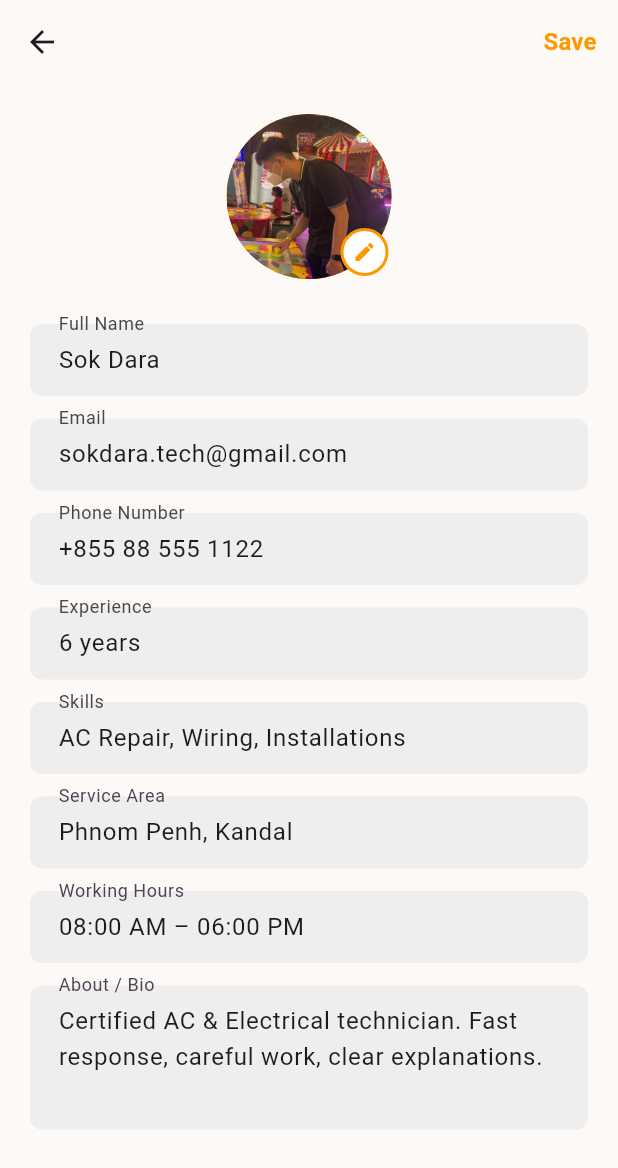
After one commit to HourLim/home_tech_fix, a Flutter app: the TechnicianProfilePage screen opened directly, after a tap on the "edit" icon, on a phone screen of 412 x 824 dp. The commit adds this screen. Shown: the top 1168 px of the screen. Run offline on Flutter 3.47's test engine with Material 3 defaults, Android fonts, the light colour scheme and no system bars; our stand-ins replace image_picker.

```diff
--- a/lib/pages/login_page.dart
+++ b/lib/pages/login_page.dart
@@ -103,7 +103,7 @@ class _LoginPageState extends State<LoginPage> {
                         ),
                         const SizedBox(height: 12),
                         const Text(
-                          "HomeTech Fix",
+                          "HomeTechFix",
                           style: TextStyle(
                             color: Colors.white,
                             fontSize: 24,
--- a/lib/pages/signup_page.dart
+++ b/lib/pages/signup_page.dart
@@ -115,7 +115,7 @@ class _SignUpPageState extends State<SignUpPage> {
                         ),
                         const SizedBox(height: 12),
                         const Text(
-                          "HomeTech Fix",
+                          "HomeTechFix",
                           style: TextStyle(
                             color: Colors.white,
                             fontSize: 24,
--- /dev/null
+++ b/lib/pages/technician/technician_profile.dart
@@ -0,0 +1,322 @@
+// lib/technician_profile.dart
+import 'dart:io';
+import 'package:flutter/material.dart';
+import 'package:image_picker/image_picker.dart';
+
+// OPTIONAL quick start:
+// void main() => runApp(const MaterialApp(home: TechnicianProfilePage(), debugShowCheckedModeBanner: false));
+
+class TechnicianProfilePage extends StatefulWidget {
+  const TechnicianProfilePage({super.key});
+
+  @override
+  State<TechnicianProfilePage> createState() => _TechnicianProfilePageState();
+}
+
+class _TechnicianProfilePageState extends State<TechnicianProfilePage> {
+  File? _profileImage;
+
+  // display-only data (technician-specific)
+  final _fullName   = TextEditingController(text: "Sok Dara");
+  final _phone      = TextEditingController(text: "+855 88 555 1122");
+  final _experience = TextEditingController(text: "6 years");
+  final _skills     = TextEditingController(text: "AC Repair, Wiring, Installations");
+  final _area       = TextEditingController(text: "Phnom Penh, Kandal");
+  final _hours      = TextEditingController(text: "08:00 AM – 06:00 PM");
+  final _bio        = TextEditingController(
+    text: "Certified AC & Electrical technician. Fast response, careful work, clear explanations.",
+  );
+
+  Widget _label(String text) => Padding(
+        padding: const EdgeInsets.only(bottom: 6),
+        child: Text(text,
+            style: const TextStyle(fontWeight: FontWeight.w600, fontSize: 13.5)),
+      );
+
+  InputDecoration _fieldDecoration() => InputDecoration(
+        filled: true,
+        fillColor: const Color(0xFFEDEDED),
+        contentPadding: const EdgeInsets.symmetric(horizontal: 12, vertical: 12),
+        border: OutlineInputBorder(
+          borderRadius: BorderRadius.circular(10),
+          borderSide: BorderSide.none,
+        ),
+      );
+
+  Widget _readonlyField({required TextEditingController controller, int maxLines = 1}) {
+    return TextField(
+      controller: controller,
+      readOnly: true,
+      showCursor: false,
+      enableInteractiveSelection: false,
+      maxLines: maxLines,
+      decoration: _fieldDecoration(),
+      onTap: () => FocusScope.of(context).unfocus(),
+    );
+  }
+
+  @override
+  Widget build(BuildContext context) {
+    final cs = Theme.of(context).colorScheme;
+
+    return Scaffold(
+      body: SafeArea(
+        child: SingleChildScrollView(
+          padding: const EdgeInsets.fromLTRB(20, 40, 20, 24),
+          child: Column(
+            crossAxisAlignment: CrossAxisAlignment.start,
+            children: [
+              // Avatar + pencil -> open editor and await result
+              Center(
+                child: Stack(
+                  children: [
+                    CircleAvatar(
+                      radius: 55,
+                      backgroundImage: _profileImage != null
+                          ? FileImage(_profileImage!)
+                          : const AssetImage('assets/profile.jpg') as ImageProvider,
+                      backgroundColor: Colors.orange.shade200,
+                    ),
+                    Positioned(
+                      right: 2,
+                      bottom: 2,
+                      child: InkWell(
+                        onTap: () async {
+                          final String? newImagePath = await Navigator.push(
+                            context,
+                            MaterialPageRoute(
+                              builder: (_) => const EditTechnicianProfileScreen(),
+                            ),
+                          );
+                          if (newImagePath != null && newImagePath.isNotEmpty) {
+                            setState(() => _profileImage = File(newImagePath));
+                          }
+                        },
+                        child: Container(
+                          padding: const EdgeInsets.all(3),
+                          decoration: BoxDecoration(
+                            color: cs.primary,
+                            borderRadius: BorderRadius.circular(12),
+                            border: Border.all(color: Colors.white, width: 2),
+                          ),
+                          child: const Icon(Icons.edit, size: 16, color: Colors.white),
+                        ),
+                      ),
+                    ),
+                  ],
+                ),
+              ),
+              const SizedBox(height: 22),
+
+              _label("Full Name"),
+              _readonlyField(controller: _fullName),
+              const SizedBox(height: 14),
+
+              _label("Phone Number"),
+              _readonlyField(controller: _phone),
+              const SizedBox(height: 14),
+
+              _label("Experience"),
+              _readonlyField(controller: _experience),
+              const SizedBox(height: 14),
+
+              _label("Skills"),
+              _readonlyField(controller: _skills),
+              const SizedBox(height: 14),
+
+              _label("Service Area"),
+              _readonlyField(controller: _area),
+              const SizedBox(height: 14),
+
+              _label("Working Hours"),
+              _readonlyField(controller: _hours),
+              const SizedBox(height: 14),
+
+              _label("About / Bio"),
+              _readonlyField(controller: _bio, maxLines: 3),
+              const SizedBox(height: 24),
+
+              Center(
+                child: FilledButton.tonal(
+                  style: FilledButton.styleFrom(
+                    backgroundColor: const Color(0xFFFF6A55),
+                    foregroundColor: Colors.white,
+                    padding: const EdgeInsets.symmetric(horizontal: 28, vertical: 12),
+                    shape: RoundedRectangleBorder(borderRadius: BorderRadius.circular(10)),
+                  ),
+                  onPressed: () {},
+                  child: const Text("Log out"),
+                ),
+              ),
+            ],
+          ),
+        ),
+      ),
+    );
+  }
+}
+
+/* ======================= EDIT PAGE (SAME FILE) ======================= */
+
+class EditTechnicianProfileScreen extends StatefulWidget {
+  const EditTechnicianProfileScreen({super.key});
+
+  @override
+  State<EditTechnicianProfileScreen> createState() => _EditTechnicianProfileScreenState();
+}
+
+class _EditTechnicianProfileScreenState extends State<EditTechnicianProfileScreen> {
+  // Editable fields (you can wire these to persist later)
+  final _fullNameController = TextEditingController(text: "Sok Dara");
+  final _emailController    = TextEditingController(text: "sokdara.tech@gmail.com");
+  final _phoneController    = TextEditingController(text: "+855 88 555 1122");
+  final _experienceCtrl     = TextEditingController(text: "6 years");
+  final _skillsCtrl         = TextEditingController(text: "AC Repair, Wiring, Installations");
+  final _areaCtrl           = TextEditingController(text: "Phnom Penh, Kandal");
+  final _hoursCtrl          = TextEditingController(text: "08:00 AM – 06:00 PM");
+  final _bioCtrl            = TextEditingController(
+    text: "Certified AC & Electrical technician. Fast response, careful work, clear explanations.",
+  );
+
+  File? _selectedImage;
+
+  Future<void> _pick(ImageSource src) async {
+    final picker = ImagePicker();
+    final XFile? x = await picker.pickImage(source: src);
+    if (x != null) setState(() => _selectedImage = File(x.path));
+  }
+
+  void _showPicker() {
+    showModalBottomSheet(
+      context: context,
+      builder: (_) => SafeArea(
+        child: Wrap(
+          children: [
+            ListTile(
+              leading: const Icon(Icons.photo_library),
+              title: const Text('Choose from Gallery'),
+              onTap: () {
+                Navigator.pop(context);
+                _pick(ImageSource.gallery);
+              },
+            ),
+            ListTile(
+              leading: const Icon(Icons.camera_alt),
+              title: const Text('Take a Photo'),
+              onTap: () {
+                Navigator.pop(context);
+                _pick(ImageSource.camera);
+              },
+            ),
+          ],
+        ),
+      ),
+    );
+  }
+
+  InputDecoration _decoration(String label) => InputDecoration(
+        labelText: label,
+        filled: true,
+        fillColor: Colors.grey[200],
+        contentPadding: const EdgeInsets.symmetric(vertical: 12, horizontal: 15),
+        border: OutlineInputBorder(
+          borderRadius: BorderRadius.circular(8),
+          borderSide: BorderSide.none,
+        ),
+      );
+
+  @override
+  Widget build(BuildContext context) {
+    return Scaffold(
+      backgroundColor: const Color(0xFFFDF9F6),
+      appBar: AppBar(
+        backgroundColor: const Color(0xFFFDF9F6),
+        elevation: 0,
+        title: const Text(""),
+        actions: [
+          TextButton(
+            onPressed: () {
+              // Return only the selected image path (same flow as user profile)
+              final String? imagePath = _selectedImage?.path;
+              Navigator.pop(context, imagePath);
+
+              // Optional instantaneous feedback (won't show after pop)
+              ScaffoldMessenger.of(context).showSnackBar(
+                const SnackBar(content: Text("Profile Saved")),
+              );
+            },
+            child: const Text(
+              "Save",
+              style: TextStyle(
+                color: Colors.orange,
+                fontSize: 16,
+                fontWeight: FontWeight.w600,
+              ),
+            ),
+          ),
+        ],
+      ),
+      body: SafeArea(
+        child: SingleChildScrollView(
+          padding: const EdgeInsets.symmetric(horizontal: 20, vertical: 20),
+          child: Column(
+            children: [
+              // Profile Image (tap to change)
+              Center(
+                child: Stack(
+                  children: [
+                    CircleAvatar(
+                      radius: 55,
+                      backgroundColor: Colors.orange,
+                      backgroundImage: _selectedImage != null
+                          ? FileImage(_selectedImage!)
+                          : const AssetImage("assets/profile.jpg") as ImageProvider,
+                    ),
+                    Positioned(
+                      bottom: 2,
+                      right: 2,
+                      child: InkWell(
+                        onTap: _showPicker,
+                        child: Container(
+                          decoration: BoxDecoration(
+                            color: Colors.white,
+                            shape: BoxShape.circle,
+                            border: Border.all(color: Colors.orange, width: 2),
+                          ),
+                          padding: const EdgeInsets.all(6),
+                          child: const Icon(Icons.edit, size: 16, color: Colors.orange),
+                        ),
+                      ),
+                    ),
+                  ],
+                ),
+              ),
+              const SizedBox(height: 30),
+
+              // Editable technician fields (same look as your user editor)
+              TextField(controller: _fullNameController, decoration: _decoration("Full Name")),
+              const SizedBox(height: 15),
+              TextField(controller: _emailController, decoration: _decoration("Email")),
+              const SizedBox(height: 15),
+              TextField(controller: _phoneController, decoration: _decoration("Phone Number")),
+              const SizedBox(height: 15),
+              TextField(controller: _experienceCtrl, decoration: _decoration("Experience")),
+              const SizedBox(height: 15),
+              TextField(controller: _skillsCtrl, decoration: _decoration("Skills")),
+              const SizedBox(height: 15),
+              TextField(controller: _areaCtrl, decoration: _decoration("Service Area")),
+              const SizedBox(height: 15),
+              TextField(controller: _hoursCtrl, decoration: _decoration("Working Hours")),
+              const SizedBox(height: 15),
+              TextField(
+                controller: _bioCtrl,
+                decoration: _decoration("About / Bio"),
+                maxLines: 3,
+              ),
+            ],
+          ),
+        ),
+      ),
+    );
+  }
+}
```
Also changed, not shown: lib/pages/choose_role.dart (added, +235 -0 lines), lib/pages/mainscreen.dart (+43 -0 lines), lib/pages/homepages/book_detail_page.dart (added).
